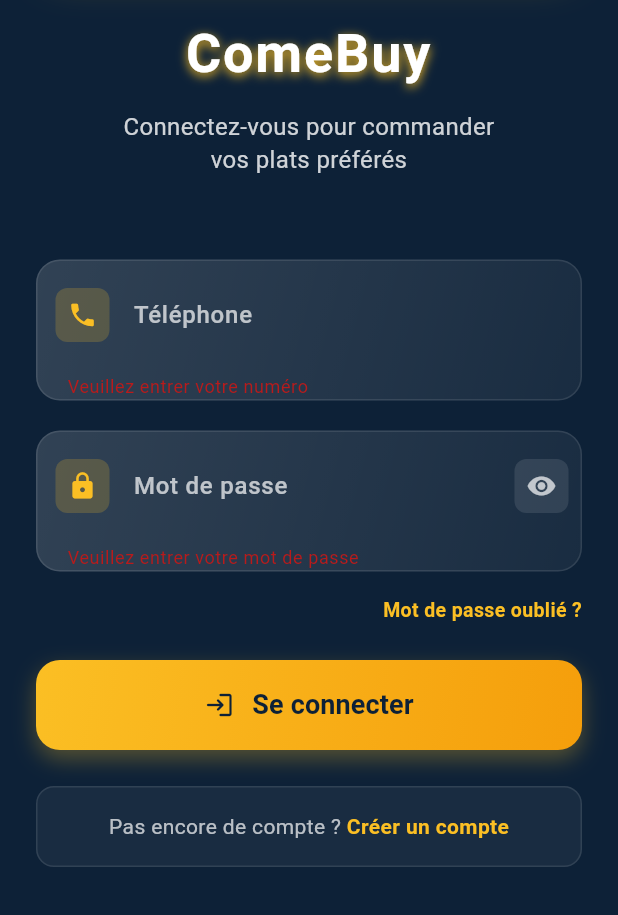
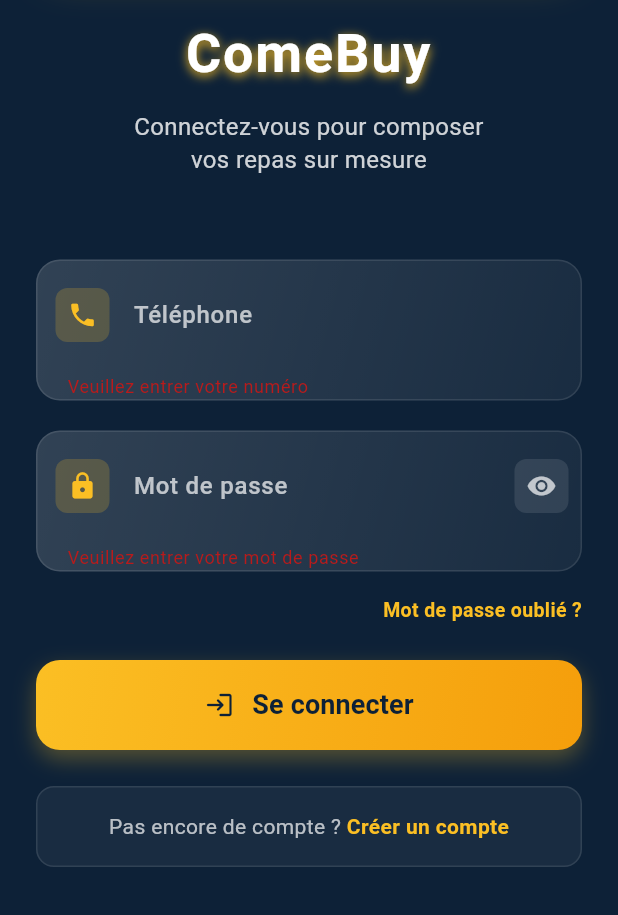
Before and after one commit to Steveghost237/plateforme-marche-publique, a Flutter app: the screen it shows after launch, after a tap on "Se connecter", on a phone screen of 412 x 824 dp, the part 321-1236 px from its top. Run offline on Flutter 3.47's test engine with Material 3 defaults, Android fonts, the phone set to English and light mode, and no system bars; our stand-ins replace cached_network_image, shared_preferences; accounts and stored records are empty.

Commit message:
feat: UX composition + fix timeout Render cold start
Mobile:
- ApiService: retry 3x avec backoff exponentiel pour gérer le
  cold start Render (fix SocketException Connection timed out)
- login_screen: message d'erreur amélioré (serveur en démarrage)
- catalogue_screen: bannière dynamique rotative 'Composez votre
  menu sur mesure' / 'Rien n'est tout fait' / etc.
- login: sous-titre 'composer vos repas sur mesure'

Frontend Web:
- Accueil: hero slide 'Vos ingrédients frais, choisis par vous'
- Comment ça marche: 'Choisissez vos ingrédients' / 'Votre
  livreur achète au marché'
- Concept: 'on ne vend pas de la nourriture toute faite'
- Catalogue menus: bannière 'Ici, rien n'est tout fait !'
- Section label: 'Composez vos Menus' au lieu de 'Menus &
  Ingrédients'

```diff
--- a/mobile/lib/screens/login_screen.dart
+++ b/mobile/lib/screens/login_screen.dart
@@ -174,10 +174,37 @@ class _LoginScreenState extends State<LoginScreen> {
       );
     } catch (e) {
       if (!mounted) return;
+      final msg = e.toString();
+      final isTimeout = msg.contains('serveur') ||
+          msg.contains('Connexion') ||
+          msg.contains('timeout') ||
+          msg.contains('SocketException');
       ScaffoldMessenger.of(context).showSnackBar(
         SnackBar(
-          content: Text(e.toString()),
-          backgroundColor: Colors.red,
+          content: Column(
+            mainAxisSize: MainAxisSize.min,
+            crossAxisAlignment: CrossAxisAlignment.start,
+            children: [
+              Text(
+                isTimeout
+                    ? 'Serveur en cours de démarrage...'
+                    : 'Erreur de connexion',
+                style: const TextStyle(fontWeight: FontWeight.bold),
+              ),
+              const SizedBox(height: 4),
+              Text(
+                isTimeout
+                    ? 'Le serveur se réveille après inactivité. Réessayez dans quelques secondes.'
+                    : msg,
+                style: const TextStyle(fontSize: 12),
+              ),
+            ],
+          ),
+          backgroundColor: isTimeout ? const Color(0xFF1B4A8A) : Colors.red,
+          duration: Duration(seconds: isTimeout ? 6 : 4),
+          behavior: SnackBarBehavior.floating,
+          shape:
+              RoundedRectangleBorder(borderRadius: BorderRadius.circular(12)),
         ),
       );
     } finally {
@@ -254,7 +281,7 @@ class _LoginScreenState extends State<LoginScreen> {
                 ),
                 const SizedBox(height: 12),
                 Text(
-                  'Connectez-vous pour commander\nvos plats préférés',
+                  'Connectez-vous pour composer\nvos repas sur mesure',
                   textAlign: TextAlign.center,
                   style: TextStyle(
                     fontSize: 16,
```
Also changed, not shown: mobile/lib/screens/catalogue_screen.dart (+148 -2 lines), mobile/lib/services/api_service.dart (+49 -7 lines), 2 other files.
